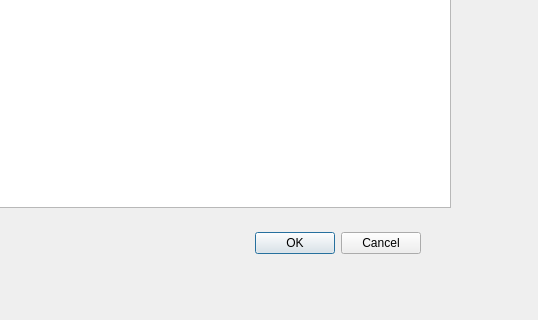
Before: the Qt Designer form setprodialog.ui in onism/GTea, drawn with Qt 5; both pictures show x 100 to 638 and y 163 to 483 of the 638 by 483 pixel window.
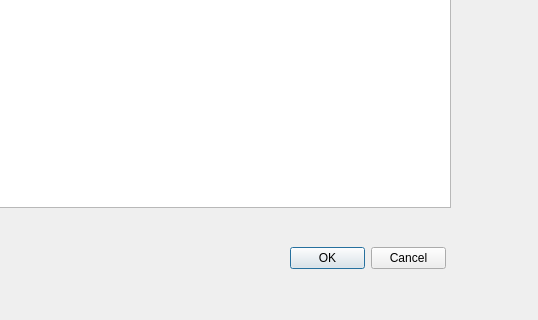
After: the same form once the commit is applied.

The edit to the form file:
```diff
--- a/setprodialog.ui
+++ b/setprodialog.ui
@@ -13,22 +13,6 @@
   <property name="windowTitle">
    <string>Dialog</string>
   </property>
-  <widget class="QDialogButtonBox" name="buttonBox">
-   <property name="geometry">
-    <rect>
-     <x>180</x>
-     <y>390</y>
-     <width>341</width>
-     <height>32</height>
-    </rect>
-   </property>
-   <property name="orientation">
-    <enum>Qt::Horizontal</enum>
-   </property>
-   <property name="standardButtons">
-    <set>QDialogButtonBox::Cancel|QDialogButtonBox::Ok</set>
-   </property>
-  </widget>
   <widget class="QPushButton" name="pushButton">
    <property name="geometry">
     <rect>
@@ -93,6 +77,19 @@
     </property>
    </column>
   </widget>
+  <widget class="QDialogButtonBox" name="buttonBox">
+   <property name="geometry">
+    <rect>
+     <x>390</x>
+     <y>410</y>
+     <width>156</width>
+     <height>23</height>
+    </rect>
+   </property>
+   <property name="standardButtons">
+    <set>QDialogButtonBox::Cancel|QDialogButtonBox::Ok</set>
+   </property>
+  </widget>
  </widget>
  <resources/>
  <connections>
```
Left out of the diff: 35 changed lines with no effect on the pictures.
